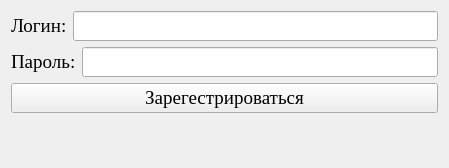
Old version of the form ui/sign_up_window.ui in the repository SwiftyKey/CostAccounting.
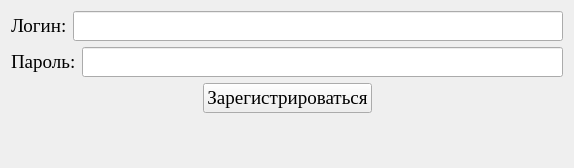
New version of the form.

```diff
--- a/ui/sign_up_window.ui
+++ b/ui/sign_up_window.ui
@@ -6,7 +6,7 @@
    <rect>
     <x>0</x>
     <y>0</y>
-    <width>449</width>
+    <width>574</width>
     <height>168</height>
    </rect>
   </property>
@@ -49,11 +49,41 @@
     </layout>
    </item>
    <item>
-    <widget class="QPushButton" name="button_sign_up">
-     <property name="text">
-      <string>Зарегестрироваться</string>
-     </property>
-    </widget>
+    <layout class="QHBoxLayout" name="horizontalLayout_3">
+     <item>
+      <spacer name="horizontalSpacer">
+       <property name="orientation">
+        <enum>Qt::Horizontal</enum>
+       </property>
+       <property name="sizeHint" stdset="0">
+        <size>
+         <width>40</width>
+         <height>20</height>
+        </size>
+       </property>
+      </spacer>
+     </item>
+     <item>
+      <widget class="QPushButton" name="button_sign_up">
+       <property name="text">
+        <string>Зарегистрироваться</string>
+       </property>
+      </widget>
+     </item>
+     <item>
+      <spacer name="horizontalSpacer_2">
+       <property name="orientation">
+        <enum>Qt::Horizontal</enum>
+       </property>
+       <property name="sizeHint" stdset="0">
+        <size>
+         <width>40</width>
+         <height>20</height>
+        </size>
+       </property>
+      </spacer>
+     </item>
+    </layout>
    </item>
    <item>
     <widget class="QLabel" name="status">
```
